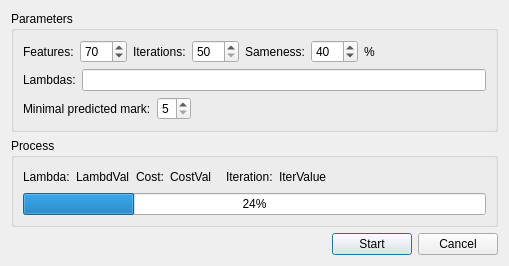
Above: app/octave/octavedlg.ui from a-pavlov/fantlab before the change. Below: the same form after it.
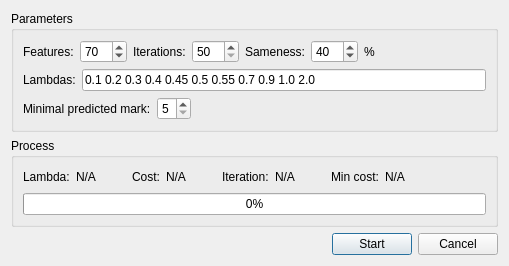
That is the form after the change.

```diff
--- a/app/octave/octavedlg.ui
+++ b/app/octave/octavedlg.ui
@@ -120,7 +120,14 @@
          </widget>
         </item>
         <item>
-         <widget class="QLineEdit" name="editLambdas"/>
+         <widget class="QLineEdit" name="editLambdas">
+          <property name="text">
+           <string>0.1 0.2 0.3 0.4 0.45 0.5 0.55 0.7 0.9 1.0 2.0</string>
+          </property>
+          <property name="readOnly">
+           <bool>true</bool>
+          </property>
+         </widget>
         </item>
        </layout>
       </item>
@@ -197,7 +204,7 @@
            </size>
           </property>
           <property name="text">
-           <string>LambdVal</string>
+           <string>N/A</string>
           </property>
          </widget>
         </item>
@@ -229,7 +236,7 @@
            </size>
           </property>
           <property name="text">
-           <string>CostVal</string>
+           <string>N/A</string>
           </property>
          </widget>
         </item>
@@ -240,22 +247,36 @@
           </property>
          </widget>
         </item>
+        <item>
+         <widget class="QLabel" name="lbIter">
+          <property name="sizePolicy">
+           <sizepolicy hsizetype="Fixed" vsizetype="Preferred">
+            <horstretch>0</horstretch>
+            <verstretch>0</verstretch>
+           </sizepolicy>
+          </property>
+          <property name="minimumSize">
+           <size>
+            <width>50</width>
+            <height>0</height>
+           </size>
+          </property>
+          <property name="text">
+           <string>N/A</string>
+          </property>
+         </widget>
+        </item>
         <item>
          <widget class="QLabel" name="label_7">
-          <property name="sizePolicy">
-           <sizepolicy hsizetype="Fixed" vsizetype="Preferred">
-            <horstretch>0</horstretch>
-            <verstretch>0</verstretch>
-           </sizepolicy>
+          <property name="text">
+           <string>Min cost:</string>
           </property>
-          <property name="minimumSize">
-           <size>
-            <width>50</width>
-            <height>0</height>
-           </size>
-          </property>
+         </widget>
+        </item>
+        <item>
+         <widget class="QLabel" name="lbMinCost">
           <property name="text">
-           <string>IterValue</string>
+           <string>N/A</string>
           </property>
          </widget>
         </item>
@@ -277,7 +298,7 @@
       <item>
        <widget class="QProgressBar" name="progressBar">
         <property name="value">
-         <number>24</number>
+         <number>0</number>
         </property>
        </widget>
       </item>
```
Left out of the diff: 2 changed lines with no effect on the pictures.
